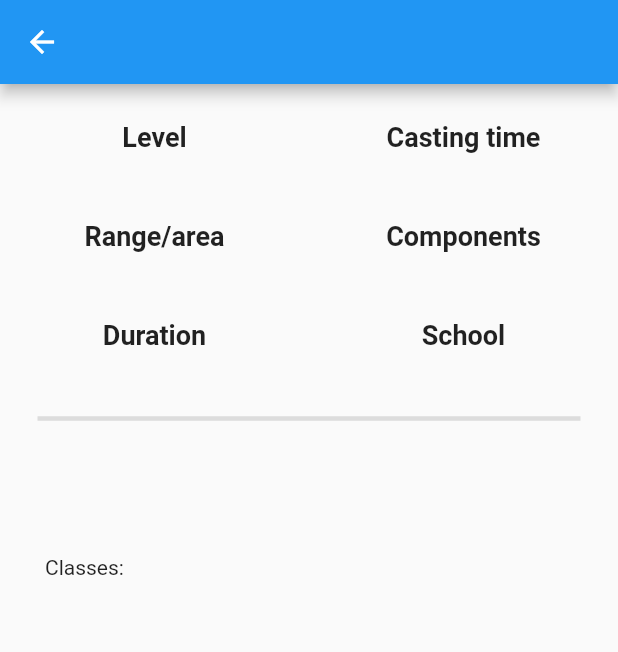
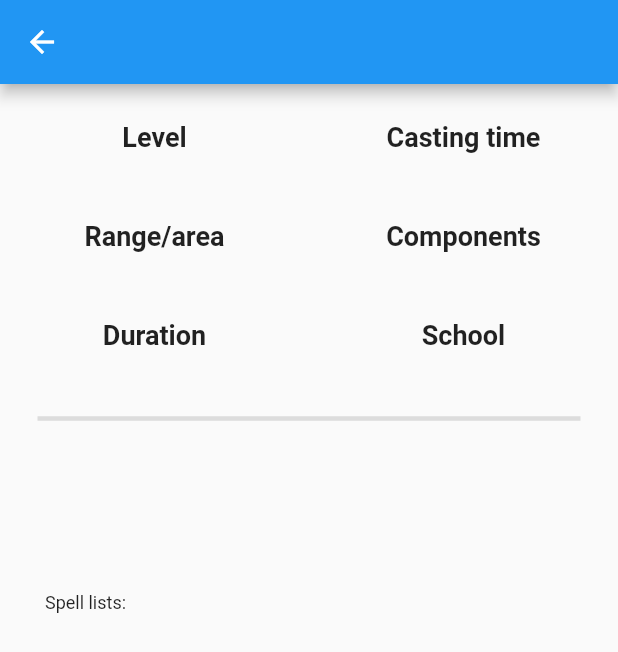
Before and after one commit to NielsKuipers/dndapp, a Flutter app: the SpellDetail screen opened directly with empty values, on a phone screen of 412 x 824 dp. Shown: the top 652 px of the screen. Run offline on Flutter 3.47's test engine with Material 2 defaults, Android fonts, the phone set to English and light mode, and no system bars.

Commit message:
refactored spell detail page

```diff
--- a/assets/spells.json
+++ b/assets/spells.json
@@ -416,6 +416,7 @@
         "school": "Abjuration",
         "level": "2nd Level",
         "casting_time": "1 action",
+        "casting_time_extra": "(Which you take when you take acid, cold, fire, lightning, or thunder damage)",
         "range": "30 feet",
         "components": "V, S, M",
         "components_extra": "(a tiny strip of white cloth)",
--- a/lib/main.dart
+++ b/lib/main.dart
@@ -1,5 +1,5 @@
 import 'package:dndapp/theme.dart';
-import 'package:dndapp/views/character.dart';
+import 'package:dndapp/widgets/main/character.dart';
 import 'package:flutter/material.dart';
 
 void main() {
--- a/lib/views/character.dart
+++ b/lib/widgets/main/character.dart
@@ -1,6 +1,6 @@
-import 'package:dndapp/views/inventory.dart';
+import 'package:dndapp/widgets/inventory/views/inventory.dart';
 import 'package:dndapp/widgets/spells/views/spellsOverview.dart';
-import 'package:dndapp/views/stats.dart';
+import 'package:dndapp/widgets/character/views/stats.dart';
 import 'package:flutter/material.dart';
 
 class Character extends StatefulWidget {
--- a/lib/widgets/spells/views/spellDetail.dart
+++ b/lib/widgets/spells/views/spellDetail.dart
@@ -36,18 +36,20 @@ class SpellDetail extends StatelessWidget {
     if (spell.castingTimeExtra != null && spell.componentExtra != null)
       compAsterix = '**';
 
-    String castingTime =
-        spell.castingTimeExtra == null ? 'Casting time' : 'Casting time*';
-    String components =
-        spell.componentExtra == null ? 'Components' : 'Components$compAsterix';
+    //check if there's extra info and add an asterix if so
+    String castingTime = spell.castingTimeExtra == null
+        ? spell.castingTime
+        : '${spell.castingTime} *';
+    String components = spell.componentExtra == null
+        ? spell.components
+        : '${spell.components} $compAsterix';
 
     return Container(
       margin: const EdgeInsets.only(top: 25),
       child: Column(children: [
-        buildStatRow(['Level', castingTime], [spell.level, spell.castingTime]),
+        buildStatRow(['Level', 'Casting time'], [spell.level, castingTime]),
         const SizedBox(height: 25),
-        buildStatRow(
-            ['Range/area', components], [spell.range, spell.components]),
+        buildStatRow(['Range/area', 'Components'], [spell.range, components]),
         const SizedBox(height: 25),
         buildStatRow(['Duration', 'School'], [spell.duration, spell.school]),
       ]),
@@ -124,18 +126,23 @@ class SpellDetail extends StatelessWidget {
         Column(children: [
           if (spell.castingTimeExtra != null)
             Row(children: [
-              Text(
-                '* - ${spell.castingTimeExtra ?? ''}',
-                style:
-                    const TextStyle(fontStyle: FontStyle.italic, fontSize: 14),
+              Expanded(
+                child: Text(
+                  '* - ${spell.castingTimeExtra ?? ''}',
+                  style: const TextStyle(
+                      fontStyle: FontStyle.italic, fontSize: 14),
+                ),
               )
             ]),
           if (spell.componentExtra != null)
             Row(children: [
-              Text(
-                '$compAsterix - ${spell.componentExtra ?? ''}',
-                style:
-                    const TextStyle(fontStyle: FontStyle.italic, fontSize: 14),
+              const SizedBox(height: 35),
+              Expanded(
+                child: Text(
+                  '$compAsterix - ${spell.componentExtra ?? ''}',
+                  style: const TextStyle(
+                      fontStyle: FontStyle.italic, fontSize: 14),
+                ),
               )
             ]),
         ])
@@ -144,14 +151,21 @@ class SpellDetail extends StatelessWidget {
   }
 
   Container buildClassBlock(List<String> classes) {
-    String classString = 'Classes: ';
+    String classString = 'Spell lists: ';
     for (var i = 0; i < classes.length; i++) {
-      classString += '${classes[i]}, ';
+      classString += classes[i];
+      if (i != (classes.length - 1)) classString += ', ';
     }
 
     return Container(
-      margin: const EdgeInsets.only(left: 30, right: 30),
-      child: Row(children: [Text(classString)]),
+      margin: const EdgeInsets.only(top: 25, left: 30, right: 30),
+      child: Row(children: [
+        Flexible(
+            child: Text(
+          classString,
+          style: const TextStyle(fontSize: 12),
+        ))
+      ]),
     );
   }
 }
```
Also changed, not shown: lib/widgets/character/views/stats.dart (renamed from lib/views/stats.dart), lib/widgets/inventory/views/inventory.dart (renamed from lib/views/inventory.dart).
